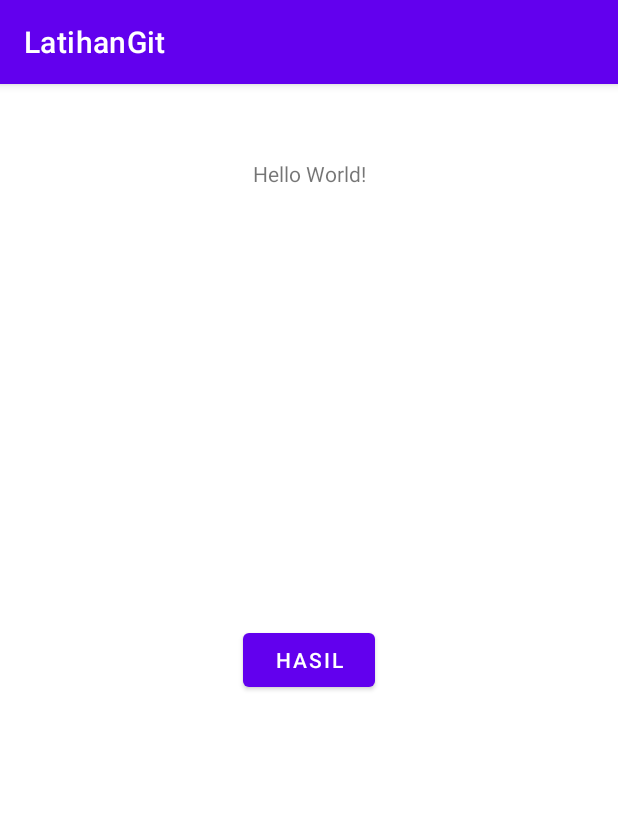
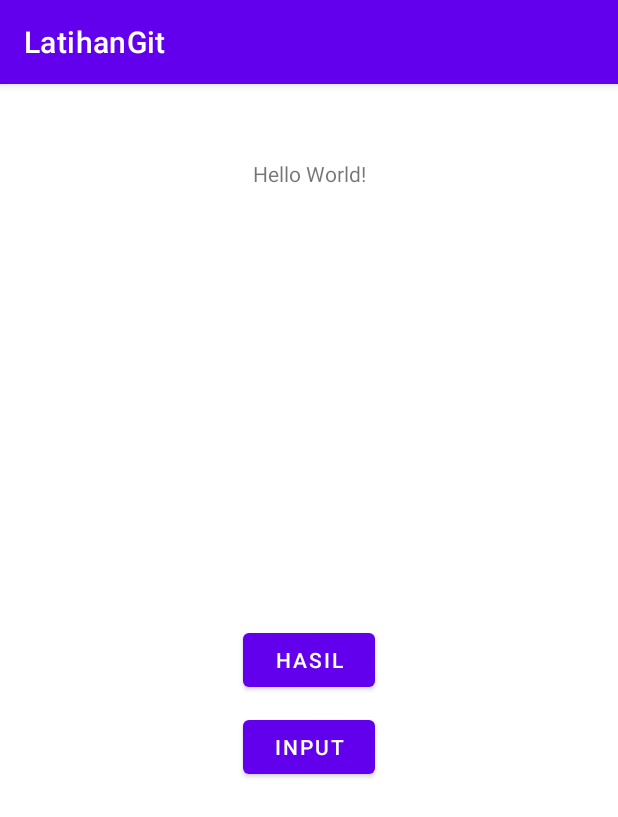
Before and after one commit to Alfianxx/LatihanGithub, an Android app: the screen it shows after launch (MainActivity), on a phone screen of 412 x 824 dp. Shown: the top 817 px of the screen. Run offline under Robolectric (Android 15) with nearby library versions, the phone set to English and light mode, and no system bars.

Commit message:
Tambah Button

```diff
--- a/app/src/main/res/layout/activity_main.xml
+++ b/app/src/main/res/layout/activity_main.xml
@@ -17,6 +17,7 @@
         app:layout_constraintTop_toTopOf="parent" />
 
     <Button
+        android:id="@+id/button2"
         android:layout_width="wrap_content"
         android:layout_height="wrap_content"
         android:text="hasil"
@@ -26,4 +27,14 @@
         app:layout_constraintStart_toStartOf="parent"
         app:layout_constraintTop_toTopOf="parent" />
 
+    <Button
+        android:id="@+id/btn_input"
+        android:layout_width="wrap_content"
+        android:layout_height="wrap_content"
+        android:layout_marginTop="10dp"
+        android:text="Input"
+        app:layout_constraintEnd_toEndOf="@+id/button2"
+        app:layout_constraintStart_toStartOf="@+id/button2"
+        app:layout_constraintTop_toBottomOf="@+id/button2" />
+
 </androidx.constraintlayout.widget.ConstraintLayout>
```
